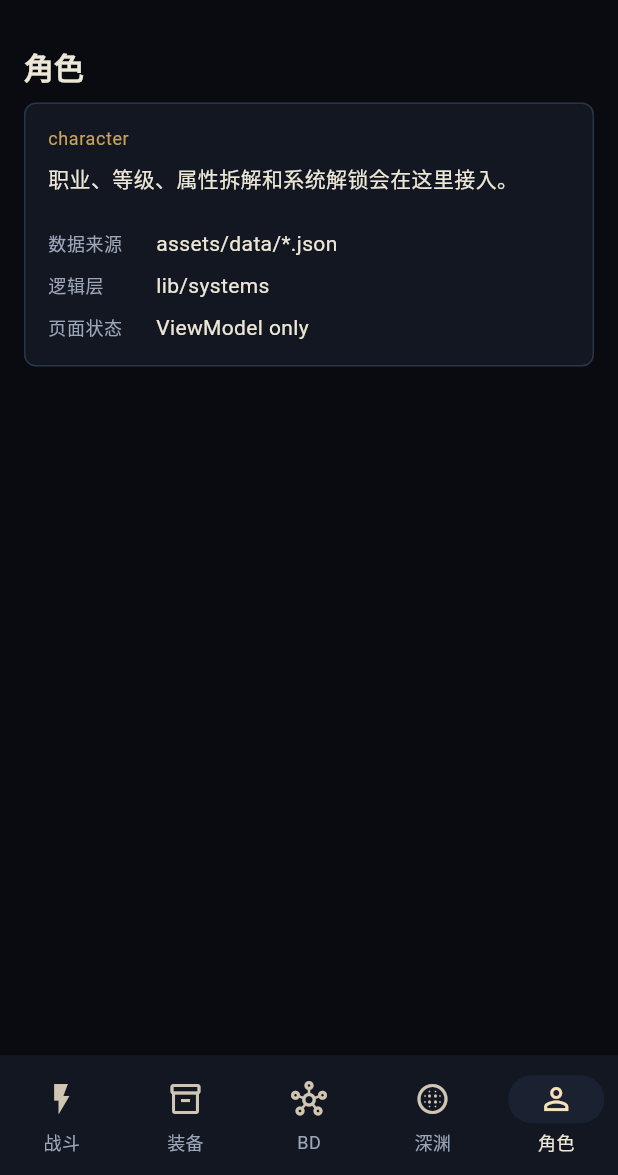
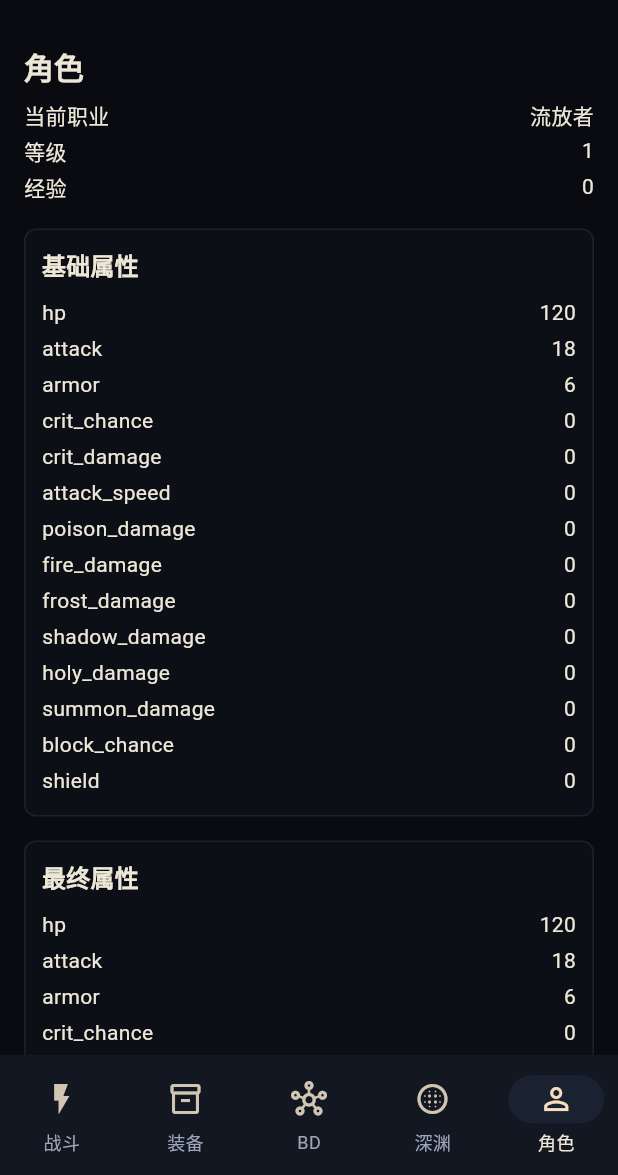
Before and after one commit to zton100/AhGame, a Flutter app: the screen it shows after launch, item 5 of the bottom bar chosen, on a phone screen of 412 x 824 dp, the part 61-1236 px from its top. Run offline on Flutter 3.47's test engine with Material 3 defaults, Android fonts, the phone set to English and light mode, and no system bars; our stand-ins replace flutter_riverpod, hive, hive_flutter; accounts and stored records are empty.

Commit message:
feat: add character page stats

```diff
--- /dev/null
+++ b/lib/features/character/character_page.dart
@@ -0,0 +1,310 @@
+import 'package:flutter/material.dart';
+import 'package:flutter_riverpod/flutter_riverpod.dart';
+
+import '../../core/save/player_save_provider.dart';
+import '../../core/theme/app_theme.dart';
+import '../../models/character_state.dart';
+import '../../models/inventory_state.dart';
+import '../../models/stat_block.dart';
+import '../../systems/character/character_service.dart';
+import '../../systems/character/class_service.dart';
+import '../../systems/config/game_database.dart';
+import '../../systems/config/game_database_service.dart';
+import '../../systems/stats/character_final_stats_service.dart';
+import '../../systems/stats/stat_aggregation_service.dart';
+
+class CharacterPage extends ConsumerWidget {
+  const CharacterPage({super.key});
+
+  @override
+  Widget build(BuildContext context, WidgetRef ref) {
+    final saveLoad = ref.watch(playerSaveProvider);
+    final databaseLoad = ref.watch(gameDatabaseLoadProvider);
+
+    if (saveLoad.isLoading && !saveLoad.hasValue) {
+      return const _CharacterMessage(
+        title: '正在读取角色',
+        message: '如果没有存档，会自动创建一个新角色。',
+        icon: Icons.person_search_outlined,
+      );
+    }
+
+    if (saveLoad.hasError && !saveLoad.hasValue) {
+      return _CharacterMessage(
+        title: '角色存档读取失败',
+        message: saveLoad.error.toString(),
+        icon: Icons.error_outline,
+      );
+    }
+
+    final saveData = saveLoad.valueOrNull;
+    if (saveData == null) {
+      return const _CharacterMessage(
+        title: '正在创建角色',
+        message: '角色页会在存档准备完成后显示。',
+        icon: Icons.hourglass_empty,
+      );
+    }
+
+    return databaseLoad.when(
+      data: (result) {
+        final database = result.database;
+        final character = CharacterService(
+          classService: ClassService(database),
+        ).restoreFromSave(saveData);
+        final inventory = inventoryStateFromSave(saveData.inventory);
+        final finalStats = const CharacterFinalStatsService().compute(
+          character: character,
+          loadout: inventory.equipmentLoadout,
+          inventory: inventory,
+          database: database,
+        );
+
+        return _CharacterPageContent(
+          character: character,
+          inventory: inventory,
+          database: database,
+          finalStats: finalStats,
+        );
+      },
+      error: (error, _) {
+        return _CharacterMessage(
+          title: '角色数据加载失败',
+          message: error.toString(),
+          icon: Icons.error_outline,
+        );
+      },
+      loading: () {
+        return const _CharacterMessage(
+          title: '正在加载角色数据',
+          message: '职业和属性数据库加载中。',
+          icon: Icons.hourglass_empty,
+        );
+      },
+    );
+  }
+}
+
+class _CharacterPageContent extends StatelessWidget {
+  const _CharacterPageContent({
+    required this.character,
+    required this.inventory,
+    required this.database,
+    required this.finalStats,
+  });
+
+  final CharacterState character;
+  final InventoryState inventory;
+  final GameDatabase database;
+  final CharacterFinalStatsResult finalStats;
+
+  @override
+  Widget build(BuildContext context) {
+    return ListView(
+      padding: const EdgeInsets.all(16),
+      children: [
+        Text('角色', style: Theme.of(context).textTheme.titleLarge),
+        const SizedBox(height: 8),
+        _InfoRow(label: '当前职业', value: character.classConfig.name),
+        _InfoRow(label: '等级', value: character.level.toString()),
+        _InfoRow(label: '经验', value: character.experience.toString()),
+        if (finalStats.warnings.isNotEmpty) ...[
+          const SizedBox(height: 12),
+          for (final warning in finalStats.warnings)
+            _WarningBanner(message: warning.message),
+        ],
+        const SizedBox(height: 16),
+        _Section(
+          title: '基础属性',
+          children: _statRows(character.levelStats),
+        ),
+        const SizedBox(height: 16),
+        _Section(
+          title: '最终属性',
+          children: _statRows(finalStats.computedStats.finalStats),
+        ),
+        const SizedBox(height: 16),
+        _Section(
+          title: '已穿戴装备',
+          children: [
+            if (inventory.equipmentLoadout.equippedBySlot.isEmpty)
+              const Text('暂无穿戴装备')
+            else
+              for (final entry
+                  in inventory.equipmentLoadout.equippedBySlot.entries)
+                Text('${entry.key}: ${_equipmentName(entry.value, database)}'),
+          ],
+        ),
+        const SizedBox(height: 16),
+        _Section(
+          title: '属性 Breakdown',
+          children: [
+            for (final stat in StatKey.values)
+              _BreakdownLine(
+                stat: stat,
+                breakdown: finalStats.computedStats.breakdownFor(stat),
+              ),
+          ],
+        ),
+      ],
+    );
+  }
+
+  List<Widget> _statRows(StatBlock stats) {
+    return [
+      for (final stat in StatKey.values)
+        _InfoRow(
+            label: stat.id, value: _formatNumber(stats.valueForId(stat.id))),
+    ];
+  }
+
+  String _equipmentName(String instanceId, GameDatabase database) {
+    final equipment = inventory.equipmentInstances[instanceId];
+    if (equipment == null) {
+      return '$instanceId (missing)';
+    }
+
+    final template = database.findRecord(
+      'equipment_templates',
+      equipment.templateId,
+    );
+    return template?['name'] as String? ?? equipment.templateId;
+  }
+}
+
+class _Section extends StatelessWidget {
+  const _Section({
+    required this.title,
+    required this.children,
+  });
+
+  final String title;
+  final List<Widget> children;
+
+  @override
+  Widget build(BuildContext context) {
+    return DecoratedBox(
+      decoration: BoxDecoration(
+        color: AppTheme.surfaceRaised.withValues(alpha: 0.2),
+        borderRadius: BorderRadius.circular(8),
+        border: Border.all(color: AppTheme.surfaceRaised),
+      ),
+      child: Padding(
+        padding: const EdgeInsets.all(12),
+        child: Column(
+          crossAxisAlignment: CrossAxisAlignment.start,
+          children: [
+            Text(title, style: Theme.of(context).textTheme.titleMedium),
+            const SizedBox(height: 8),
+            ...children,
+          ],
+        ),
+      ),
+    );
+  }
+}
+
+class _InfoRow extends StatelessWidget {
+  const _InfoRow({
+    required this.label,
+    required this.value,
+  });
+
+  final String label;
+  final String value;
+
+  @override
+  Widget build(BuildContext context) {
+    return Padding(
+      padding: const EdgeInsets.symmetric(vertical: 2),
+      child: Row(
+        children: [
+          Expanded(child: Text(label)),
+          Text(value, style: Theme.of(context).textTheme.bodyMedium),
+        ],
+      ),
+    );
+  }
+}
+
+class _BreakdownLine extends StatelessWidget {
+  const _BreakdownLine({
+    required this.stat,
+    required this.breakdown,
+  });
+
+  final StatKey stat;
+  final StatBreakdown breakdown;
+
+  @override
+  Widget build(BuildContext context) {
+    return Text(
+      '${stat.id}: base ${_formatNumber(breakdown.base)}, flat ${_formatNumber(breakdown.flat)}, percent ${_formatNumber(breakdown.percent)}, final ${_formatNumber(breakdown.finalValue)}',
+      style: Theme.of(context).textTheme.bodySmall,
+    );
+  }
+}
+
+class _WarningBanner extends StatelessWidget {
+  const _WarningBanner({required this.message});
+
+  final String message;
+
+  @override
+  Widget build(BuildContext context) {
+    return DecoratedBox(
+      decoration: BoxDecoration(
+        color: AppTheme.danger.withValues(alpha: 0.12),
+        borderRadius: BorderRadius.circular(8),
+        border: Border.all(color: AppTheme.danger.withValues(alpha: 0.5)),
+      ),
+      child: Padding(
+        padding: const EdgeInsets.all(12),
+        child: Text(message),
+      ),
+    );
+  }
+}
+
+class _CharacterMessage extends StatelessWidget {
+  const _CharacterMessage({
+    required this.title,
+    required this.message,
+    required this.icon,
+  });
+
+  final String title;
+  final String message;
+  final IconData icon;
+
+  @override
+  Widget build(BuildContext context) {
+    return Center(
+      child: Padding(
+        padding: const EdgeInsets.all(24),
+        child: Column(
+          mainAxisSize: MainAxisSize.min,
+          children: [
+            Icon(icon, size: 44, color: AppTheme.primary),
+            const SizedBox(height: 12),
+            Text(title, style: Theme.of(context).textTheme.titleLarge),
+            const SizedBox(height: 8),
+            Text(
+              message,
+              textAlign: TextAlign.center,
+              style: Theme.of(context).textTheme.bodySmall,
+            ),
+          ],
+        ),
+      ),
+    );
+  }
+}
+
+String _formatNumber(double value) {
+  if (value == value.roundToDouble()) {
+    return value.toStringAsFixed(0);
+  }
+
+  return value.toStringAsFixed(2);
+}
--- a/lib/features/shell/main_shell.dart
+++ b/lib/features/shell/main_shell.dart
@@ -4,6 +4,7 @@ import 'package:flutter/material.dart';
 import '../../core/routing/app_route.dart';
 import '../../core/theme/app_theme.dart';
 import '../../systems/navigation/navigation_service.dart';
+import '../character/character_page.dart';
 import '../debug/debug_page.dart';
 import '../equipment/equipment_page.dart';
 import '../placeholder/feature_placeholder_page.dart';
@@ -91,11 +92,7 @@ class _MainShellState extends State<MainShell> {
           summary: '领域、难度、层数词缀和首通奖励会在这里接入。',
         );
       case AppRoute.character:
-        return FeaturePlaceholderPage(
-          title: route.label,
-          routeId: route.id,
-          summary: '职业、等级、属性拆解和系统解锁会在这里接入。',
-        );
+        return const CharacterPage();
       case AppRoute.debug:
         return const DebugPage();
     }
```
Also changed, not shown: 2 other files.
